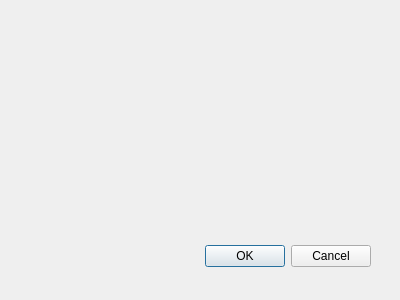
This is qitemcontroller.ui in Mike335207/qtsizeanalyzer as Qt 5 draws it before an edit. The edited form follows.
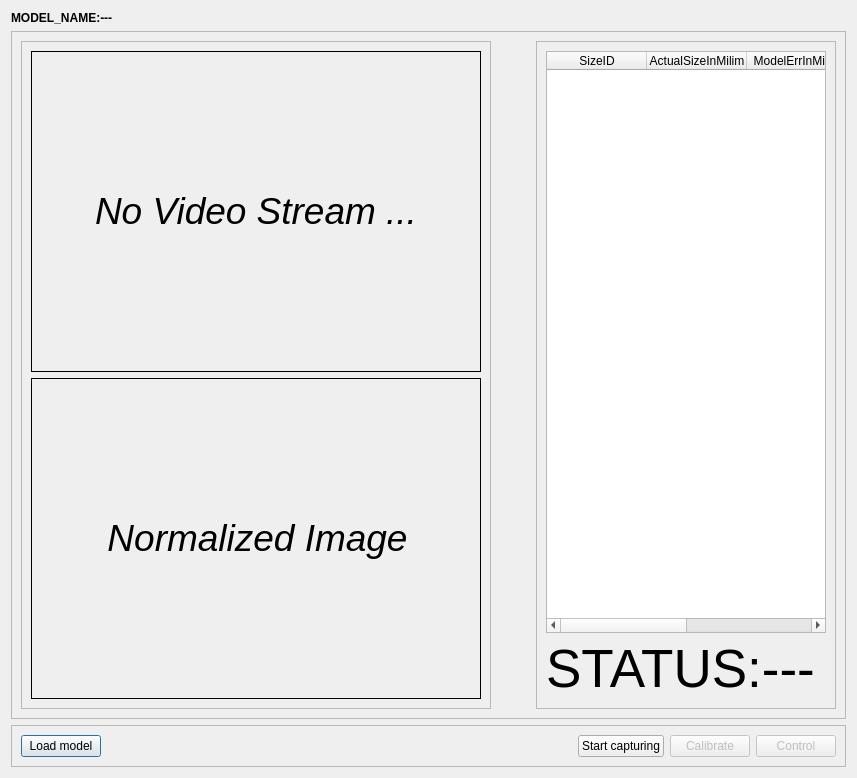
This is the edited form. Custom widgets are drawn as their Qt base class.

```diff
--- a/qitemcontroller.ui
+++ b/qitemcontroller.ui
@@ -8,31 +8,231 @@
    <rect>
     <x>0</x>
     <y>0</y>
-    <width>400</width>
-    <height>300</height>
+    <width>857</width>
+    <height>778</height>
    </rect>
   </property>
   <property name="windowTitle">
    <string>Dialog</string>
   </property>
-  <widget class="QDialogButtonBox" name="buttonBox">
-   <property name="geometry">
-    <rect>
-     <x>30</x>
-     <y>240</y>
-     <width>341</width>
-     <height>32</height>
-    </rect>
-   </property>
-   <property name="orientation">
-    <enum>Qt::Horizontal</enum>
-   </property>
-   <property name="standardButtons">
-    <set>QDialogButtonBox::Cancel|QDialogButtonBox::Ok</set>
-   </property>
-  </widget>
+  <layout class="QVBoxLayout" name="verticalLayout">
+   <item>
+    <widget class="QLabel" name="lbl_modelName">
+     <property name="font">
+      <font>
+       <family>Ubuntu</family>
+       <weight>75</weight>
+       <bold>true</bold>
+      </font>
+     </property>
+     <property name="text">
+      <string>MODEL_NAME:---</string>
+     </property>
+    </widget>
+   </item>
+   <item>
+    <widget class="QFrame" name="frame">
+     <property name="frameShape">
+      <enum>QFrame::StyledPanel</enum>
+     </property>
+     <property name="frameShadow">
+      <enum>QFrame::Raised</enum>
+     </property>
+     <layout class="QHBoxLayout" name="horizontalLayout">
+      <item>
+       <widget class="QFrame" name="frame_4">
+        <property name="frameShape">
+         <enum>QFrame::StyledPanel</enum>
+        </property>
+        <property name="frameShadow">
+         <enum>QFrame::Raised</enum>
+        </property>
+        <layout class="QVBoxLayout" name="verticalLayout_3">
+         <item>
+          <widget class="QDisplayLabel" name="lb_itemImg">
+           <property name="minimumSize">
+            <size>
+             <width>450</width>
+             <height>320</height>
+            </size>
+           </property>
+           <property name="font">
+            <font>
+             <pointsize>30</pointsize>
+             <italic>true</italic>
+            </font>
+           </property>
+           <property name="frameShape">
+            <enum>QFrame::Panel</enum>
+           </property>
+           <property name="text">
+            <string>&lt;html&gt;&lt;head/&gt;&lt;body&gt;&lt;p&gt;&lt;span style=&quot; font-size:28pt;&quot;&gt;No Video Stream ...&lt;/span&gt;&lt;/p&gt;&lt;/body&gt;&lt;/html&gt;</string>
+           </property>
+           <property name="alignment">
+            <set>Qt::AlignCenter</set>
+           </property>
+          </widget>
+         </item>
+         <item>
+          <widget class="QDisplayLabel" name="lb_imgNormalized">
+           <property name="minimumSize">
+            <size>
+             <width>450</width>
+             <height>320</height>
+            </size>
+           </property>
+           <property name="frameShape">
+            <enum>QFrame::Box</enum>
+           </property>
+           <property name="text">
+            <string>&lt;html&gt;&lt;head/&gt;&lt;body&gt;&lt;p align=&quot;center&quot;&gt;&lt;span style=&quot; font-size:28pt; font-style:italic;&quot;&gt;Normalized Image&lt;/span&gt;&lt;/p&gt;&lt;/body&gt;&lt;/html&gt;</string>
+           </property>
+          </widget>
+         </item>
+        </layout>
+       </widget>
+      </item>
+      <item>
+       <spacer name="horizontalSpacer">
+        <property name="orientation">
+         <enum>Qt::Horizontal</enum>
+        </property>
+        <property name="sizeHint" stdset="0">
+         <size>
+          <width>40</width>
+          <height>20</height>
+         </size>
+        </property>
+       </spacer>
+      </item>
+      <item>
+       <widget class="QFrame" name="frame_2">
+        <property name="minimumSize">
+         <size>
+          <width>300</width>
+          <height>0</height>
+         </size>
+        </property>
+        <property name="frameShape">
+         <enum>QFrame::StyledPanel</enum>
+        </property>
+        <property name="frameShadow">
+         <enum>QFrame::Raised</enum>
+        </property>
+        <layout class="QVBoxLayout" name="verticalLayout_2">
+         <item>
+          <widget class="QTableWidget" name="tabWidget">
+           <property name="columnCount">
+            <number>4</number>
+           </property>
+           <column>
+            <property name="text">
+             <string>SizeID</string>
+            </property>
+           </column>
+           <column>
+            <property name="text">
+             <string>ActualSizeInMilim</string>
+            </property>
+           </column>
+           <column>
+            <property name="text">
+             <string>ModelErrInMilim</string>
+            </property>
+           </column>
+           <column>
+            <property name="text">
+             <string/>
+            </property>
+           </column>
+          </widget>
+         </item>
+         <item>
+          <widget class="QLabel" name="lbl_status">
+           <property name="font">
+            <font>
+             <pointsize>40</pointsize>
+            </font>
+           </property>
+           <property name="text">
+            <string>STATUS:---</string>
+           </property>
+          </widget>
+         </item>
+        </layout>
+       </widget>
+      </item>
+     </layout>
+    </widget>
+   </item>
+   <item>
+    <widget class="QFrame" name="frame_3">
+     <property name="frameShape">
+      <enum>QFrame::StyledPanel</enum>
+     </property>
+     <property name="frameShadow">
+      <enum>QFrame::Raised</enum>
+     </property>
+     <layout class="QHBoxLayout" name="horizontalLayout_2">
+      <item>
+       <widget class="QPushButton" name="pb_loadModel">
+        <property name="text">
+         <string>Load model</string>
+        </property>
+       </widget>
+      </item>
+      <item>
+       <spacer name="horizontalSpacer_2">
+        <property name="orientation">
+         <enum>Qt::Horizontal</enum>
+        </property>
+        <property name="sizeHint" stdset="0">
+         <size>
+          <width>40</width>
+          <height>20</height>
+         </size>
+        </property>
+       </spacer>
+      </item>
+      <item>
+       <widget class="QPushButton" name="pushButton">
+        <property name="text">
+         <string>Start capturing</string>
+        </property>
+       </widget>
+      </item>
+      <item>
+       <widget class="QPushButton" name="pb_calibration">
+        <property name="enabled">
+         <bool>false</bool>
+        </property>
+        <property name="text">
+         <string>Calibrate</string>
+        </property>
+       </widget>
+      </item>
+      <item>
+       <widget class="QPushButton" name="pb_captureControl">
+        <property name="enabled">
+         <bool>false</bool>
+        </property>
+        <property name="text">
+         <string>Control</string>
+        </property>
+       </widget>
+      </item>
+     </layout>
+    </widget>
+   </item>
+  </layout>
  </widget>
- <pixmapfunction/>
+ <customwidgets>
+  <customwidget>
+   <class>QDisplayLabel</class>
+   <extends>QLabel</extends>
+   <header location="global">qdisplaylabel.h</header>
+  </customwidget>
+ </customwidgets>
  <resources/>
  <connections>
   <connection>
```
Left out of the diff: 41 changed lines with no effect on the pictures.
